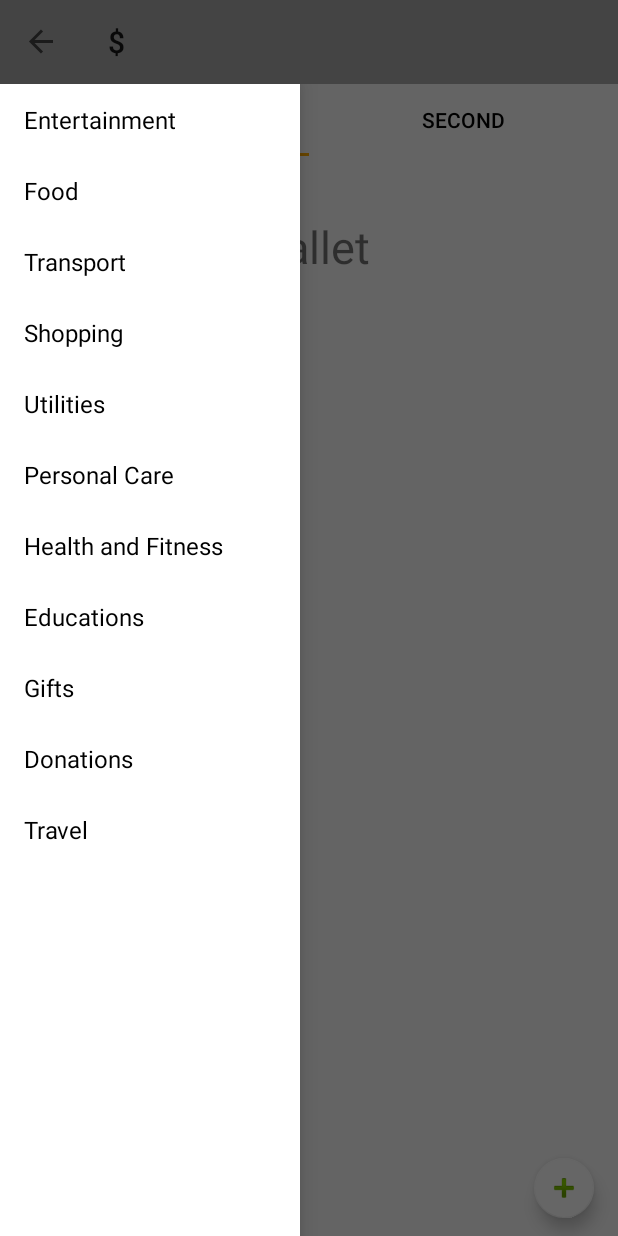
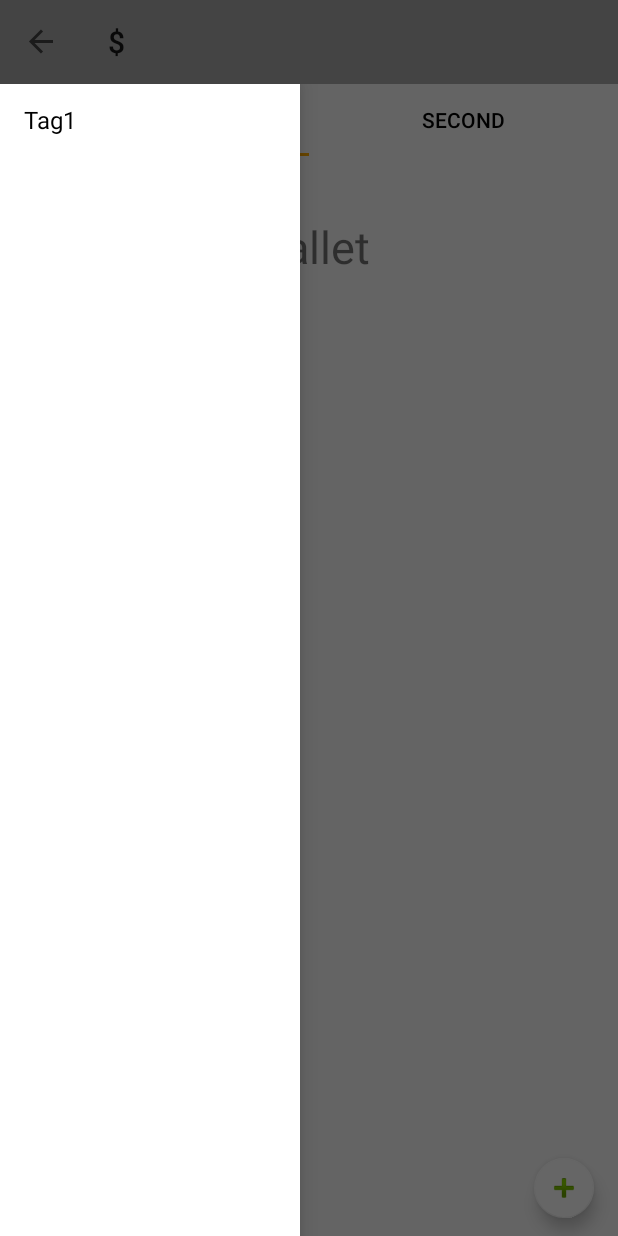
Before and after one commit to calvin-lo/TagExpend, an Android app: the screen it shows after launch (MainActivity), with the side drawer open, on a phone screen of 412 x 824 dp. Run offline under Robolectric (Android 15) with nearby library versions, the phone set to English and light mode, and no system bars; libraries missing offline, so code that uses them is left out: com.github.mikephil.charting; 14 statements that could not run were skipped.

Commit message:
updated code

```diff
--- a/Thesis2/app/src/main/java/com/uoit/calvin/thesis2/MainActivity.java
+++ b/Thesis2/app/src/main/java/com/uoit/calvin/thesis2/MainActivity.java
@@ -30,7 +30,8 @@ public class MainActivity extends AppCompatActivity {
          *Setup
          */
         mDrawerLayout = (DrawerLayout) findViewById(R.id.drawerLayout);
-        mPlanetTitles = getResources().getStringArray(R.array.tags);
+        mPlanetTitles = new String[1];
+        mPlanetTitles[0] = "Tag1";
 
         mDrawerList = (ListView) findViewById(R.id.left_drawer);
         mDrawerList.setAdapter(new ArrayAdapter<>(this, R.layout.drawer_tags, mPlanetTitles));
--- /dev/null
+++ b/Thesis2/app/src/main/java/com/uoit/calvin/thesis2/TagCloud.java
@@ -0,0 +1,6 @@
+package com.uoit.calvin.thesis2;
+
+public class TagCloud {
+
+
+}
--- a/Thesis2/app/src/main/res/values/array.xml
+++ b/Thesis2/app/src/main/res/values/array.xml
@@ -1,19 +1,5 @@
 <?xml version="1.0" encoding="utf-8"?>
 <resources>
-
-    <string-array name="tags">
-        <item>Entertainment</item>
-        <item>Food</item>
-        <item>Transport</item>
-        <item>Shopping</item>
-        <item>Utilities</item>
-        <item>Personal Care</item>
-        <item>Health and Fitness</item>
-        <item>Educations</item>
-        <item>Gifts</item>
-        <item>Donations</item>
-        <item>Travel</item>
-    </string-array>
 
     <string-array name="update_menu">
         <item>Edit</item>
```
Also changed, not shown: Thesis2/app/src/main/java/com/uoit/calvin/thesis2/FeedReaderContract.java (deleted, +0 -16 lines), Thesis2/app/src/main/java/com/uoit/calvin/thesis2/TagDBHelper.java (added, +44 -0 lines).
